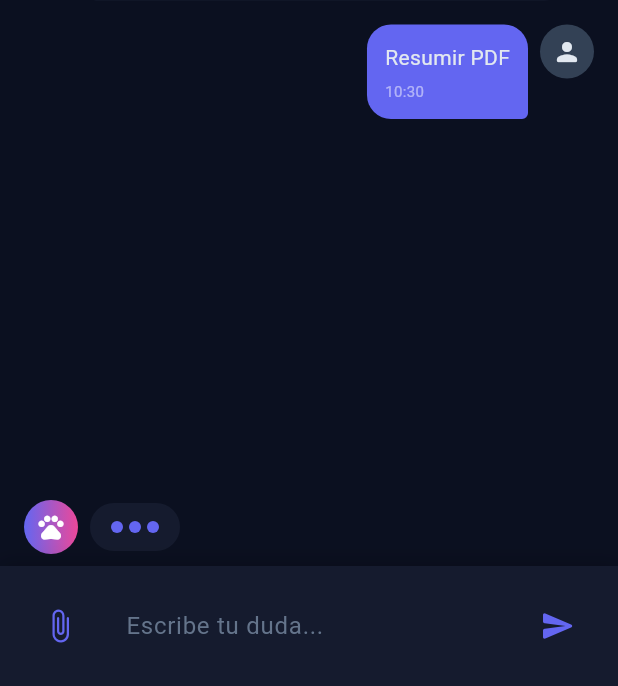
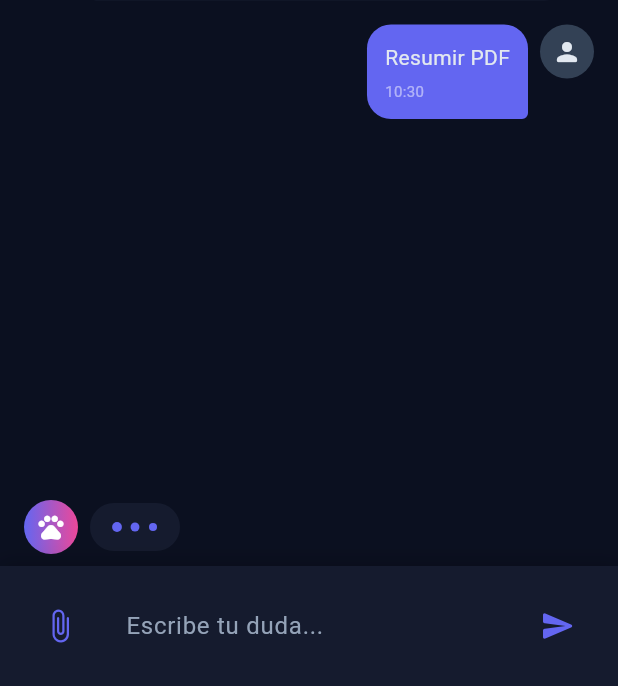
Before and after one commit to leloms472-source/Leloms_app, a Flutter app: the IaPage screen opened directly, after a tap on "Resumir PDF", on a phone screen of 412 x 824 dp, the part 550-1236 px from its top. Run offline on Flutter 3.47's test engine with Material 3 defaults, Android fonts, the phone set to English and light mode, and no system bars; our stand-ins replace firebase_auth, firebase_core, google_sign_in; accounts and stored records are empty.

Commit message:
feat: IA Page rediseñada con animaciones profesionales
- Animación de typing con dots animados
- Scroll automático a nuevos mensajes
- RadioListTile reemplazado por Radio+ListTile
- AppColors aplicados consistentemente
- UI de chat pulida y profesional

```diff
--- a/lib/features/ia/ia_page.dart
+++ b/lib/features/ia/ia_page.dart
@@ -1,4 +1,6 @@
+import 'dart:math';
 import 'package:flutter/material.dart';
+import '../../core/theme/app_colors.dart';
 
 class IaPage extends StatefulWidget {
   const IaPage({super.key});
@@ -7,9 +9,10 @@ class IaPage extends StatefulWidget {
   State<IaPage> createState() => _IaPageState();
 }
 
-class _IaPageState extends State<IaPage> {
+class _IaPageState extends State<IaPage> with TickerProviderStateMixin {
   final List<Map<String, dynamic>> _messages = [];
   final TextEditingController _textController = TextEditingController();
+  final ScrollController _scrollController = ScrollController();
   bool _isTyping = false;
   String _selectedDifficulty = 'Intermedio';
 
@@ -20,9 +23,15 @@ class _IaPageState extends State<IaPage> {
     'Generar Flashcards',
   ];
 
+  late AnimationController _dotsController;
+
   @override
   void initState() {
     super.initState();
+    _dotsController = AnimationController(
+      duration: const Duration(milliseconds: 1200),
+      vsync: this,
+    )..repeat();
     _addWelcomeMessage();
   }
 
@@ -54,9 +63,10 @@ class _IaPageState extends State<IaPage> {
     });
 
     _textController.clear();
+    _scrollToBottom();
 
-    // Simular respuesta de IA
-    Future.delayed(const Duration(seconds: 2), () {
+    Future.delayed(const Duration(seconds: 1) + Duration(milliseconds: Random().nextInt(2000)), () {
+      if (!mounted) return;
       setState(() {
         _isTyping = false;
         _messages.add({
@@ -65,6 +75,19 @@ class _IaPageState extends State<IaPage> {
           'time': _getCurrentTime(),
         });
       });
+      _scrollToBottom();
+    });
+  }
+
+  void _scrollToBottom() {
+    WidgetsBinding.instance.addPostFrameCallback((_) {
+      if (_scrollController.hasClients) {
+        _scrollController.animateTo(
+          _scrollController.position.maxScrollExtent,
+          duration: const Duration(milliseconds: 300),
+          curve: Curves.easeOut,
+        );
+      }
     });
   }
 
@@ -86,17 +109,24 @@ class _IaPageState extends State<IaPage> {
     showDialog(
       context: context,
       builder: (context) => AlertDialog(
-        backgroundColor: const Color(0xFF151B2E),
-        title: const Text('Selecciona dificultad', style: TextStyle(color: Color(0xFFE2E8F0))),
+        backgroundColor: AppColors.darkCard,
+        title: const Text('Selecciona dificultad', style: TextStyle(color: AppColors.lightText)),
         content: Column(
           mainAxisSize: MainAxisSize.min,
           children: ['Básico', 'Intermedio', 'Avanzado'].map((level) {
-            return RadioListTile<String>(
-              title: Text(level, style: const TextStyle(color: Color(0xFFE2E8F0))),
+            final isSelected = _selectedDifficulty == level;
+            return ListTile(
+              leading: Radio<String>(
                 value: level,
                 groupValue: _selectedDifficulty,
                 onChanged: (value) {
                   setState(() => _selectedDifficulty = value!);
+                  Navigator.pop(context);
+                },
+              ),
+              title: Text(level, style: TextStyle(color: isSelected ? AppColors.primary : AppColors.lightText)),
+              onTap: () {
+                setState(() => _selectedDifficulty = level);
                 Navigator.pop(context);
               },
             );
@@ -110,18 +140,14 @@ class _IaPageState extends State<IaPage> {
     showDialog(
       context: context,
       builder: (context) => AlertDialog(
-        backgroundColor: const Color(0xFF151B2E),
-        title: const Text('Subir PDF', style: TextStyle(color: Color(0xFFE2E8F0))),
+        backgroundColor: AppColors.darkCard,
+        title: const Text('Subir PDF', style: TextStyle(color: AppColors.lightText)),
         content: Column(
           mainAxisSize: MainAxisSize.min,
           children: [
-            const Icon(Icons.upload_file_rounded, size: 60, color: Color(0xFF6366F1)),
+            const Icon(Icons.upload_file_rounded, size: 60, color: AppColors.primary),
             const SizedBox(height: 16),
-            const Text(
-              'Selecciona un archivo PDF de tu dispositivo',
-              style: TextStyle(color: Color(0xFF94A3B8)),
-              textAlign: TextAlign.center,
-            ),
+            const Text('Selecciona un archivo PDF de tu dispositivo', style: TextStyle(color: AppColors.secondaryText), textAlign: TextAlign.center),
             const SizedBox(height: 24),
             ElevatedButton.icon(
               onPressed: () {
@@ -131,7 +157,7 @@ class _IaPageState extends State<IaPage> {
               icon: const Icon(Icons.folder_open_rounded),
               label: const Text('Seleccionar archivo'),
               style: ElevatedButton.styleFrom(
-                backgroundColor: const Color(0xFF6366F1),
+                backgroundColor: AppColors.primary,
                 foregroundColor: Colors.white,
                 padding: const EdgeInsets.symmetric(horizontal: 24, vertical: 12),
               ),
@@ -145,38 +171,28 @@ class _IaPageState extends State<IaPage> {
   @override
   void dispose() {
     _textController.dispose();
+    _scrollController.dispose();
+    _dotsController.dispose();
     super.dispose();
   }
 
   @override
   Widget build(BuildContext context) {
     return Scaffold(
-      backgroundColor: const Color(0xFF0B1020),
+      backgroundColor: AppColors.dark,
       appBar: AppBar(
         title: const Text('IA Leloms'),
         backgroundColor: Colors.transparent,
         elevation: 0,
         actions: [
-          IconButton(
-            icon: const Icon(Icons.history_rounded),
-            onPressed: () {
-              ScaffoldMessenger.of(context).showSnackBar(
-                const SnackBar(content: Text('Historial - Próximamente')),
-              );
-            },
-          ),
-          IconButton(
-            icon: const Icon(Icons.tune_rounded),
-            onPressed: _showDifficultyDialog,
-          ),
+          IconButton(icon: const Icon(Icons.history_rounded), onPressed: () {}),
+          IconButton(icon: const Icon(Icons.tune_rounded), onPressed: _showDifficultyDialog),
         ],
       ),
       body: Column(
         children: [
           _buildQuickActions(),
-          Expanded(
-            child: _messages.isEmpty ? _buildEmptyState() : _buildChatList(),
-          ),
+          Expanded(child: _messages.isEmpty ? _buildEmptyState() : _buildChatList()),
           if (_isTyping) _buildTypingIndicator(),
           _buildInputArea(),
         ],
@@ -195,12 +211,10 @@ class _IaPageState extends State<IaPage> {
               margin: const EdgeInsets.only(right: 8),
               child: ActionChip(
                 label: Text(action),
-                backgroundColor: const Color(0xFF151B2E),
-                labelStyle: const TextStyle(color: Color(0xFFE2E8F0), fontSize: 12),
-                side: BorderSide(color: const Color(0xFF6366F1).withValues(alpha: 0.3)),
-                onPressed: () {
-                  _sendMessage(action);
-                },
+                backgroundColor: AppColors.darkCard,
+                labelStyle: const TextStyle(color: AppColors.lightText, fontSize: 12),
+                side: BorderSide(color: AppColors.primary.withValues(alpha: 0.3)),
+                onPressed: () => _sendMessage(action),
               ),
             );
           }).toList(),
@@ -219,11 +233,11 @@ class _IaPageState extends State<IaPage> {
             decoration: BoxDecoration(
               shape: BoxShape.circle,
               gradient: const LinearGradient(
-                colors: [Color(0xFF6366F1), Color(0xFFEC4899)],
+                colors: [AppColors.primary, AppColors.secondary],
               ),
               boxShadow: [
                 BoxShadow(
-                  color: const Color(0xFF6366F1).withValues(alpha: 0.4),
+                  color: AppColors.primary.withValues(alpha: 0.4),
                   blurRadius: 30,
                   spreadRadius: 10,
                 ),
@@ -232,15 +246,9 @@ class _IaPageState extends State<IaPage> {
             child: const Icon(Icons.pets_rounded, size: 60, color: Colors.white),
           ),
           const SizedBox(height: 24),
-          const Text(
-            'Hola, soy Leloms',
-            style: TextStyle(fontSize: 24, fontWeight: FontWeight.bold, color: Color(0xFFE2E8F0)),
-          ),
+          const Text('Hola, soy Leloms', style: TextStyle(fontSize: 24, fontWeight: FontWeight.bold, color: AppColors.lightText)),
           const SizedBox(height: 8),
-          const Text(
-            'Tu asistente de estudio inteligente',
-            style: TextStyle(color: Color(0xFF94A3B8), fontSize: 14),
-          ),
+          const Text('Tu asistente de estudio inteligente', style: TextStyle(color: AppColors.secondaryText, fontSize: 14)),
         ],
       ),
     );
@@ -248,6 +256,7 @@ class _IaPageState extends State<IaPage> {
 
   Widget _buildChatList() {
     return ListView.builder(
+      controller: _scrollController,
       padding: const EdgeInsets.all(16),
       itemCount: _messages.length,
       itemBuilder: (context, index) {
@@ -271,7 +280,7 @@ class _IaPageState extends State<IaPage> {
             child: Container(
               padding: const EdgeInsets.all(12),
               decoration: BoxDecoration(
-                color: isUser ? const Color(0xFF6366F1) : const Color(0xFF151B2E),
+                color: isUser ? AppColors.primary : AppColors.darkCard,
                 borderRadius: BorderRadius.only(
                   topLeft: const Radius.circular(16),
                   topRight: const Radius.circular(16),
@@ -282,18 +291,9 @@ class _IaPageState extends State<IaPage> {
               child: Column(
                 crossAxisAlignment: CrossAxisAlignment.start,
                 children: [
-                  Text(
-                    message['content'],
-                    style: const TextStyle(color: Color(0xFFE2E8F0), fontSize: 14, height: 1.5),
-                  ),
+                  Text(message['content'], style: const TextStyle(color: AppColors.lightText, fontSize: 14, height: 1.5)),
                   const SizedBox(height: 4),
-                  Text(
-                    message['time'],
-                    style: TextStyle(
-                      color: Colors.white.withValues(alpha: 0.5),
-                      fontSize: 10,
-                    ),
-                  ),
+                  Text(message['time'], style: TextStyle(color: Colors.white.withValues(alpha: 0.5), fontSize: 10)),
                 ],
               ),
             ),
@@ -312,7 +312,7 @@ class _IaPageState extends State<IaPage> {
       decoration: BoxDecoration(
         shape: BoxShape.circle,
         gradient: const LinearGradient(
-          colors: [Color(0xFF6366F1), Color(0xFFEC4899)],
+          colors: [AppColors.primary, AppColors.secondary],
         ),
       ),
       child: const Icon(Icons.pets_rounded, size: 20, color: Colors.white),
@@ -325,9 +325,9 @@ class _IaPageState extends State<IaPage> {
       height: 36,
       decoration: const BoxDecoration(
         shape: BoxShape.circle,
-        color: Color(0xFF334155),
+        color: AppColors.border,
       ),
-      child: const Icon(Icons.person_rounded, size: 20, color: Color(0xFFE2E8F0)),
+      child: const Icon(Icons.person_rounded, size: 20, color: AppColors.lightText),
     );
   }
 
@@ -341,23 +341,35 @@ class _IaPageState extends State<IaPage> {
           Container(
             padding: const EdgeInsets.all(12),
             decoration: BoxDecoration(
-              color: const Color(0xFF151B2E),
+              color: AppColors.darkCard,
               borderRadius: BorderRadius.circular(16),
             ),
-            child: Row(
+            child: AnimatedBuilder(
+              animation: _dotsController,
+              builder: (context, child) {
+                return Row(
                   mainAxisSize: MainAxisSize.min,
-              children: List.generate(
-                3,
-                (index) => Container(
-                  margin: const EdgeInsets.symmetric(horizontal: 2),
+                  children: List.generate(3, (index) {
+                    final delay = index * 0.15;
+                    final value = ((_dotsController.value - delay) % 1.0).abs();
+                    final scale = 0.5 + (value * 0.5);
+                    return Padding(
+                      padding: const EdgeInsets.symmetric(horizontal: 2),
+                      child: Transform.scale(
+                        scale: scale,
+                        child: Container(
                           width: 8,
                           height: 8,
                           decoration: const BoxDecoration(
-                    color: Color(0xFF6366F1),
+                            color: AppColors.primary,
                             shape: BoxShape.circle,
                           ),
                         ),
                       ),
+                    );
+                  }),
+                );
+              },
             ),
           ),
         ],
@@ -369,7 +381,7 @@ class _IaPageState extends State<IaPage> {
     return Container(
       padding: const EdgeInsets.all(16),
       decoration: BoxDecoration(
-        color: const Color(0xFF151B2E),
+        color: AppColors.darkCard,
         boxShadow: [
           BoxShadow(
             color: Colors.black.withValues(alpha: 0.2),
@@ -381,16 +393,16 @@ class _IaPageState extends State<IaPage> {
       child: Row(
         children: [
           IconButton(
-            icon: const Icon(Icons.attach_file_rounded, color: Color(0xFF6366F1)),
+            icon: const Icon(Icons.attach_file_rounded, color: AppColors.primary),
             onPressed: _showPdfUploadDialog,
           ),
           Expanded(
             child: TextField(
               controller: _textController,
-              style: const TextStyle(color: Color(0xFFE2E8F0)),
+              style: const TextStyle(color: AppColors.lightText),
               decoration: InputDecoration(
                 hintText: 'Escribe tu duda...',
-                hintStyle: const TextStyle(color: Color(0xFF64748B)),
+                hintStyle: const TextStyle(color: AppColors.secondaryText),
                 border: InputBorder.none,
                 contentPadding: const EdgeInsets.symmetric(horizontal: 16, vertical: 12),
               ),
@@ -398,7 +410,7 @@ class _IaPageState extends State<IaPage> {
             ),
           ),
           IconButton(
-            icon: const Icon(Icons.send_rounded, color: Color(0xFF6366F1)),
+            icon: const Icon(Icons.send_rounded, color: AppColors.primary),
             onPressed: () => _sendMessage(_textController.text),
           ),
         ],
```
Lines whose indentation alone changed are shown as unchanged.
